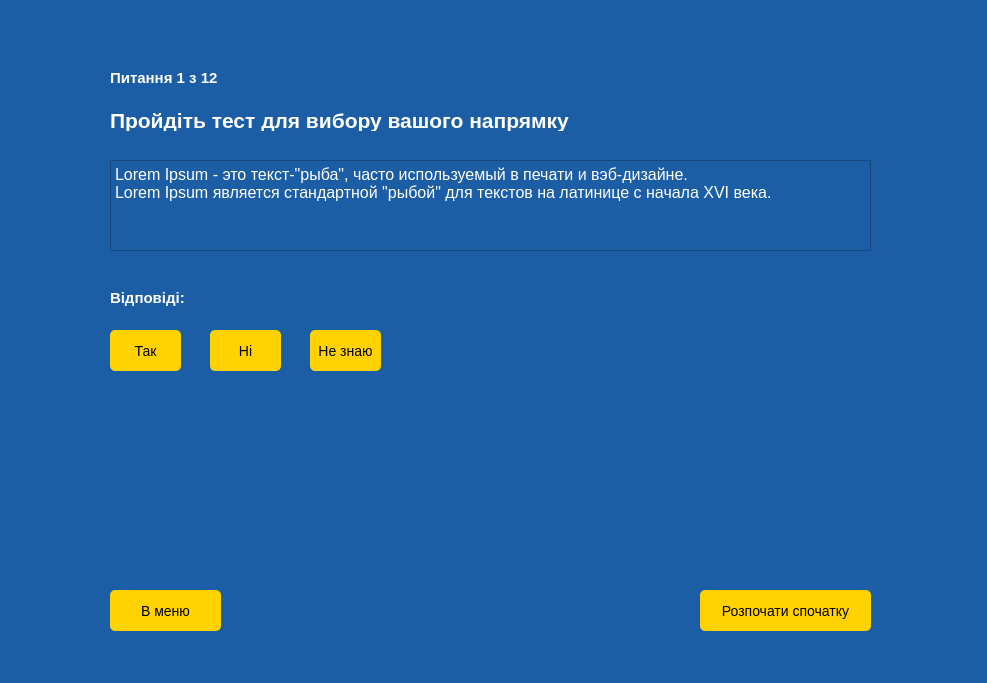
Before: the Qt Designer form testwindow.ui in admiralbub/oop_course_2020, drawn with Qt 5.
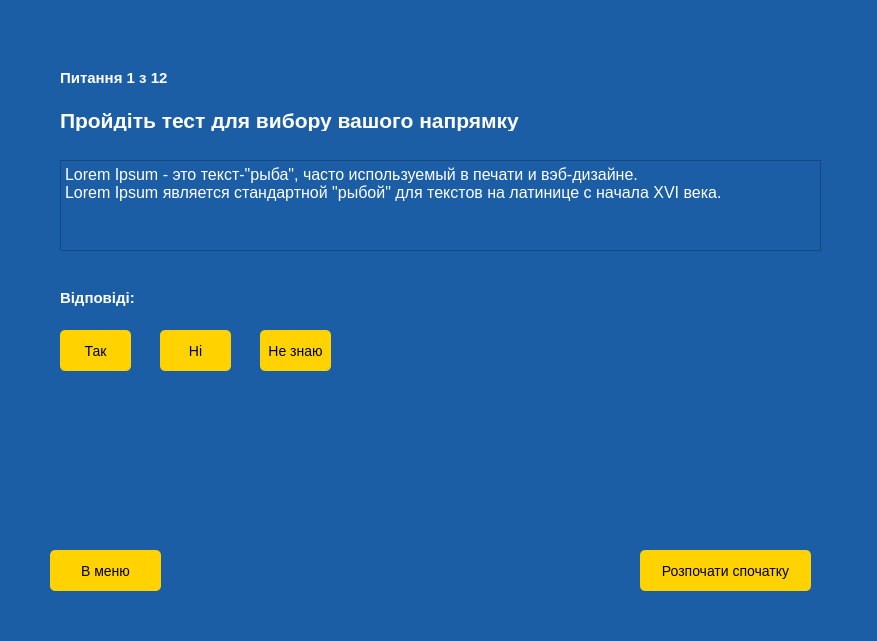
After: the same form once the commit is applied.

The edit to the form file:
```diff
--- a/testwindow.ui
+++ b/testwindow.ui
@@ -6,8 +6,8 @@
    <rect>
     <x>0</x>
     <y>0</y>
-    <width>987</width>
-    <height>683</height>
+    <width>877</width>
+    <height>641</height>
    </rect>
   </property>
   <property name="windowTitle">
@@ -21,8 +21,8 @@
    <widget class="QPushButton" name="pushButton_menu">
     <property name="geometry">
      <rect>
-      <x>110</x>
-      <y>590</y>
+      <x>50</x>
+      <y>550</y>
       <width>111</width>
       <height>41</height>
      </rect>
@@ -47,7 +47,7 @@
    <widget class="QPushButton" name="answer_1">
     <property name="geometry">
      <rect>
-      <x>110</x>
+      <x>60</x>
       <y>330</y>
       <width>71</width>
       <height>41</height>
@@ -73,7 +73,7 @@
    <widget class="QLabel" name="label_heading">
     <property name="geometry">
      <rect>
-      <x>110</x>
+      <x>60</x>
       <y>110</y>
       <width>661</width>
       <height>21</height>
@@ -90,7 +90,7 @@
    <widget class="QLabel" name="label_score">
     <property name="geometry">
      <rect>
-      <x>110</x>
+      <x>60</x>
       <y>70</y>
       <width>141</width>
       <height>16</height>
@@ -107,7 +107,7 @@
    <widget class="QLabel" name="label_4">
     <property name="geometry">
      <rect>
-      <x>110</x>
+      <x>60</x>
       <y>290</y>
       <width>91</width>
       <height>16</height>
@@ -124,7 +124,7 @@
    <widget class="QPushButton" name="answer_2">
     <property name="geometry">
      <rect>
-      <x>210</x>
+      <x>160</x>
       <y>330</y>
       <width>71</width>
       <height>41</height>
@@ -150,7 +150,7 @@
    <widget class="QPushButton" name="answer_3">
     <property name="geometry">
      <rect>
-      <x>310</x>
+      <x>260</x>
       <y>330</y>
       <width>71</width>
       <height>41</height>
@@ -176,8 +176,8 @@
    <widget class="QPushButton" name="pushButton_first">
     <property name="geometry">
      <rect>
-      <x>700</x>
-      <y>590</y>
+      <x>640</x>
+      <y>550</y>
       <width>171</width>
       <height>41</height>
      </rect>
@@ -202,7 +202,7 @@
    <widget class="QTextBrowser" name="question">
     <property name="geometry">
      <rect>
-      <x>110</x>
+      <x>60</x>
       <y>160</y>
       <width>761</width>
       <height>91</height>
```
Left out of the diff: 2 changed lines with no effect on the pictures.
